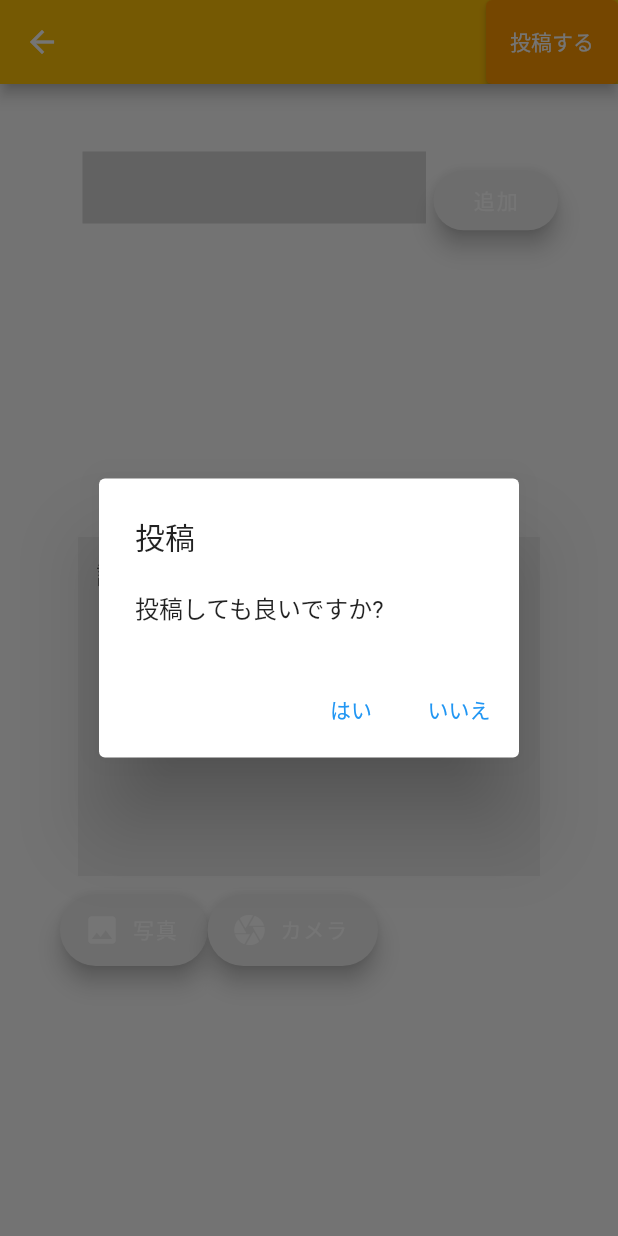
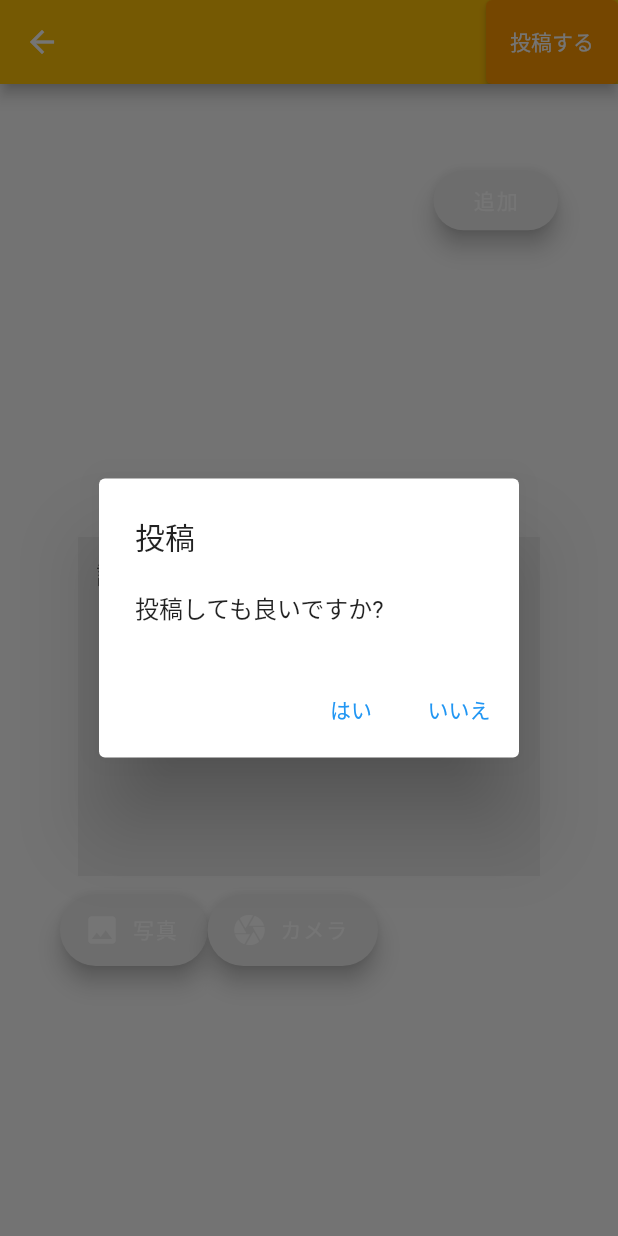
Before and after one commit to Aky-kashi/habbit_boddy, a Flutter app: the PostPage screen opened directly, after a tap on "投稿する", on a phone screen of 412 x 824 dp. Run offline on Flutter 3.47's test engine with Material 2 defaults, Android fonts, the phone set to English and light mode, and no system bars; our stand-ins replace cloud_firestore, firebase_auth, firebase_core, flutter_signin_button, fluttertoast, font_awesome_flutter and 2 more; missing offline and left inert: dropdownfield; accounts and stored records are empty.

Commit message:
16 commit

```diff
--- a/lib/component/post/task_add_button.dart
+++ b/lib/component/post/task_add_button.dart
@@ -1,5 +1,6 @@
 import "package:flutter/material.dart";
-import 'package:habit_boddy/view/post/page/post_prepararion.dart';
+import 'package:habit_boddy/view/post/page/post_preparation.dart';
+import 'package:habit_boddy/view/post/page/todo.dart';
 
 class TaskAdd extends StatelessWidget {
   @override
--- a/lib/view/common/components/drop_text.dart
+++ b/lib/view/common/components/drop_text.dart
@@ -1,6 +1,9 @@
 import 'package:flutter/material.dart';
 import 'package:dropdownfield/dropdownfield.dart';
 import 'package:habit_boddy/view/post/page/picture_page.dart';
+import"package:cloud_firestore/cloud_firestore.dart";
+import 'package:habit_boddy/view_models/todo_view_model.dart';
+import 'package:provider/provider.dart';
 
 
 
@@ -10,45 +13,38 @@
 }
 
 class _DropText extends State<DropText> {
+
   @override
   void initState() {
     // TODO: implement initState
     super.initState();
   }
 
+
   String task_id;
   List<String> task = [
-    "英語",
-    "筋トレ",
-    "Flutter",
-    "本読む",
-    "ランニング",
-    "瞑想",
-    "アファメーション",
   ];
 
   @override
   Widget build(BuildContext context) {
-    return Scaffold(
-      resizeToAvoidBottomInset: false,
-      body: Container(
-        padding: EdgeInsets.all(5.0),
-        child: SingleChildScrollView(
-          child: Column(
-              crossAxisAlignment: CrossAxisAlignment.stretch,
-              children: <Widget>[
-                DropDownField(
-                  onValueChanged: (dynamic value) {
-                    task_id = value;
-                  },
-                  value: task_id,
-                  required: false,
-                  hintText: 'タスクを選ぶ',
-                  labelText: 'タスク',
-                  items: task,
-                ),
-              ]),
-        ),
+    return ChangeNotifierProvider<ToDoViewModel>(
+      create: (_) => ToDoViewModel()..getRealtime(),
+      child: Scaffold(
+        resizeToAvoidBottomInset: false,
+        body: Consumer<ToDoViewModel>(builder: (context, model, child){
+          final todoList = model.todoList;
+          return ListView(
+            children:
+              todoList.map((todo)=> ListTile(
+                  title:Text(todo.title),),
+              ).toList(),
+
+
+          );
+        }
+
+        )
+
       ),
     );
   }
--- a/lib/view/home_screen.dart
+++ b/lib/view/home_screen.dart
@@ -5,7 +5,7 @@
 import 'package:habit_boddy/view/login/feed/pages/feed_page.dart';
 import 'package:habit_boddy/view/menu/menu_list.dart';
 import 'package:habit_boddy/view/post/page/post_page.dart';
-import 'package:habit_boddy/view/post/page/post_prepararion.dart';
+import 'package:habit_boddy/view/post/page/todo.dart';
 import 'package:habit_boddy/view/profile/pages/profile_page.dart';
 import 'package:habit_boddy/view/search/pages/search_page.dart';
 
--- a/lib/view/menu/menu_list.dart
+++ b/lib/view/menu/menu_list.dart
@@ -1,5 +1,5 @@
 import"package:flutter/material.dart";
-import 'package:habit_boddy/view/post/page/post_prepararion.dart';
+import 'package:habit_boddy/view/post/page/todo.dart';
 
 class MenuList extends StatelessWidget {
   @override
@@ -23,7 +23,7 @@
                 onPressed: () {
                   Navigator.push(
                     context,
-                    MaterialPageRoute(builder: (context) => PostPreparation()),
+                    MaterialPageRoute(builder: (context) => null),
                   );}
 
             )
--- a/lib/view/post/page/post_page.dart
+++ b/lib/view/post/page/post_page.dart
@@ -5,7 +5,7 @@
 import 'package:habit_boddy/view/common/components/post_caption_part.dart';
 import 'package:habit_boddy/view/post/page/detail_page.dart';
 import 'package:habit_boddy/view/post/page/picture_page.dart';
-import 'package:habit_boddy/view/post/page/post_prepararion.dart';
+import 'package:habit_boddy/view/post/page/todo.dart';
 import 'package:habit_boddy/view_models/post_view_model.dart';
 import 'package:provider/provider.dart';
 
--- /dev/null
+++ b/lib/view_models/todo_view_model.dart
@@ -0,0 +1,35 @@
+import 'package:cloud_firestore/cloud_firestore.dart';
+import "package:flutter/material.dart";
+import 'package:habit_boddy/view/post/page/post_preparation.dart';
+import 'package:habit_boddy/view/post/page/todo.dart';
+
+class ToDoViewModel extends ChangeNotifier {
+  List<PostPreparation> todoList = [];
+  String todoText = "";
+
+
+//リアルタイムでTodoが反映される。
+  void getRealtime() {
+    final snapshots =
+    FirebaseFirestore.instance.collection("todoList").snapshots();
+    snapshots.listen((snapshot) {
+      final docs = snapshot.docs;
+      final todoList = docs.map((doc) => PostPreparation(doc: doc)).toList();
+      this.todoList = todoList;
+      notifyListeners();
+
+    });
+  }
+
+
+
+  Future add() async{
+    final collection = FirebaseFirestore.instance.collection("todoList");
+    await collection.add({
+      'title': todoText,
+      'createdAt': Timestamp.now(),
+
+    });
+  }
+
+}
```
Also changed, not shown: lib/view/post/page/post_preparation.dart (added, +118 -0 lines), lib/view/post/page/todo.dart (renamed from lib/view/post/page/post_prepararion.dart, +33 -1 lines).
